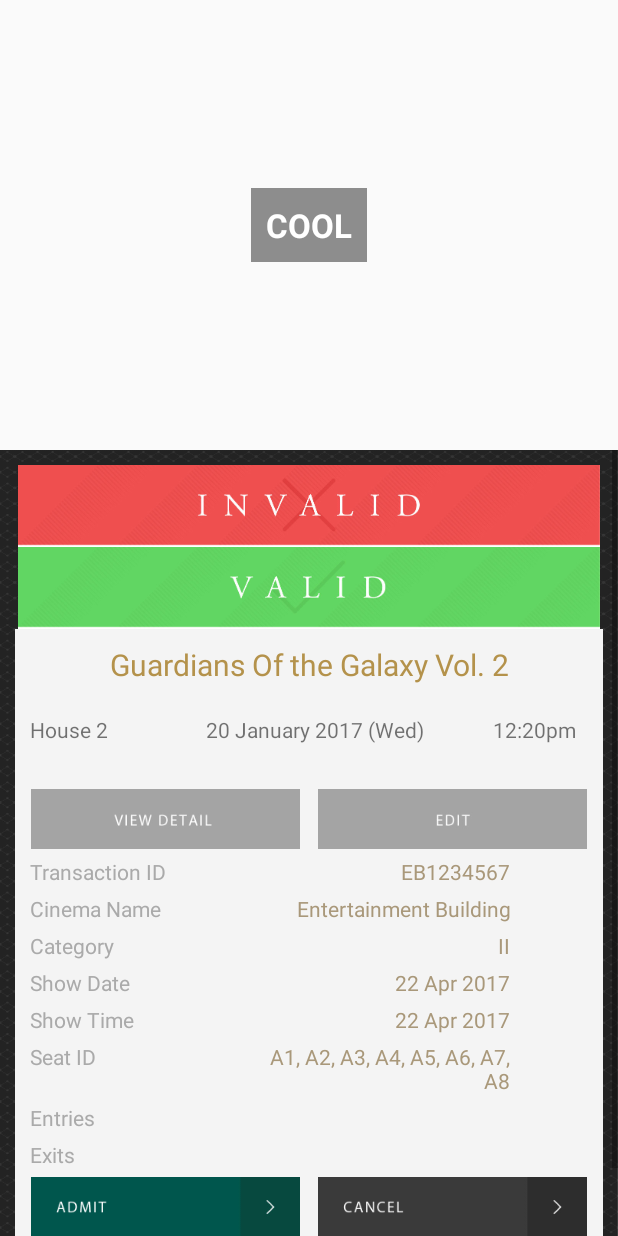
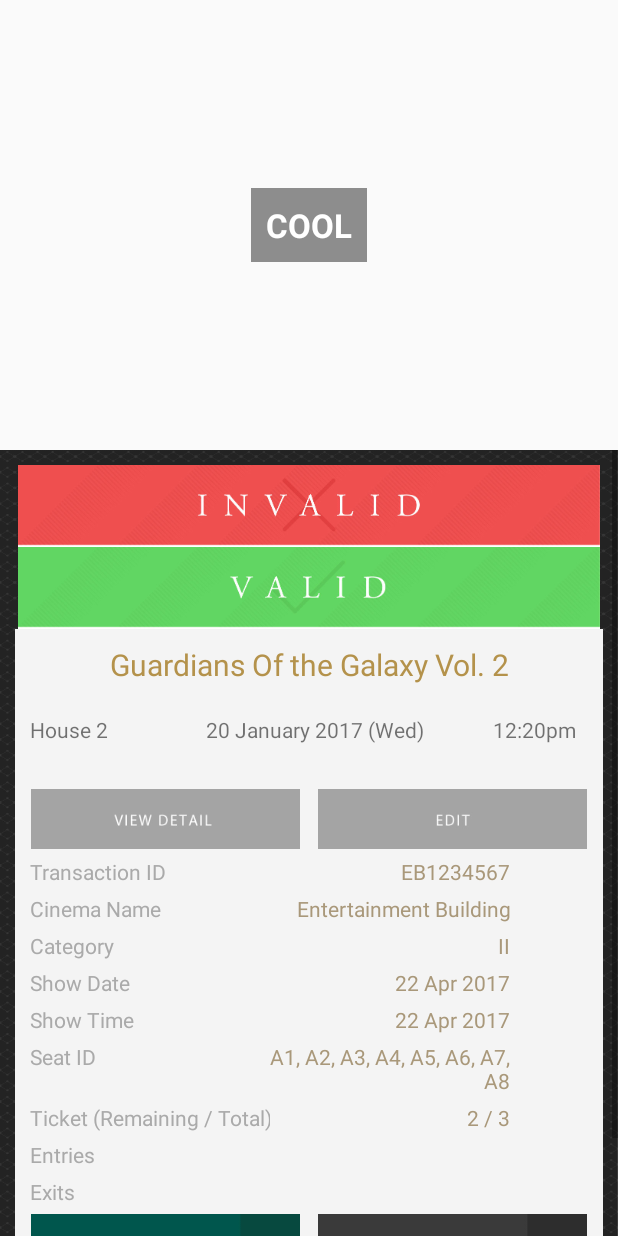
Before and after one commit to NeroJz/eentrance, an Android app: the layout activity_entrance_step2.xml on its own in the app's theme, with its tools: preview values and no code run, on a phone screen of 412 x 824 dp. Run offline under Robolectric (Android 15) with nearby library versions, the phone set to English and light mode, and no system bars; plain views replace DecoratedBarcodeView.

Commit message:
feat: Add Total / Remaining info
1. Add total / remain info on detail page.
2. Add Counter info on TicketTrans pojo.

```diff
--- a/app/src/main/res/layout/activity_entrance_step2.xml
+++ b/app/src/main/res/layout/activity_entrance_step2.xml
@@ -465,6 +465,35 @@
                             </TableRow>
 
                             <TableRow
+                                android:id="@+id/trTotalRemaining"
+                                android:layout_width="match_parent"
+                                android:layout_height="match_parent"
+                                android:paddingTop="5dp">
+
+                                <TextView
+                                    android:id="@+id/etTotalRemaining"
+                                    android:layout_width="wrap_content"
+                                    android:layout_height="wrap_content"
+                                    android:ems="10"
+                                    android:inputType="textPersonName"
+                                    android:text="Ticket (Remaining / Total)"
+                                    android:textColor="#aaaaaa"
+                                    android:textSize="14sp" />
+
+                                <TextView
+                                    android:id="@+id/tvTotalRemaining"
+                                    android:layout_width="wrap_content"
+                                    android:layout_height="wrap_content"
+                                    android:ems="10"
+                                    android:inputType="textMultiLine"
+                                    android:text="2 / 3"
+                                    android:textAlignment="textEnd"
+                                    android:textColor="#a9987a"
+                                    android:textSize="14sp" />
+
+                            </TableRow>
+
+                            <TableRow
                                 android:visibility="gone"
                                 android:layout_width="fill_parent"
                                 android:layout_height="wrap_content"
```
Also changed, not shown: app/src/main/java/hk/com/uatech/eticket/eticket/EntranceStep2Activity.java (+22 -2 lines), app/src/main/java/hk/com/uatech/eticket/eticket/pojo/TicketTrans.java (+10 -0 lines), app/src/main/java/hk/com/uatech/eticket/eticket/pojo/TransInfo.java (+11 -1 lines), app/src/main/java/hk/com/uatech/eticket/eticket/qrCode/QRActivity.java (+6 -3 lines).
